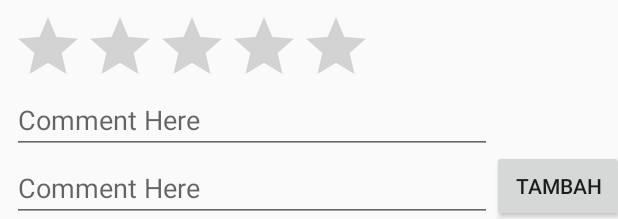
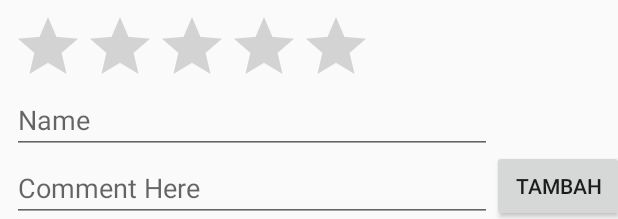
Before and after one commit to Gintinks/FIU, an Android app: the layout movie_comment.xml on its own in the app's theme, with its tools: preview values and no code run, on a phone screen of 412 x 824 dp. Shown: the part 1014-1233 px from the top of the screen. Run offline under Robolectric (Android 15) with nearby library versions, the phone set to English and light mode, and no system bars.

Commit message:
ANOTHER HALF STEP OUT OF HELL

```diff
--- a/app/src/main/java/com/example/proyekakhir/MainActivity.kt
+++ b/app/src/main/java/com/example/proyekakhir/MainActivity.kt
@@ -7,6 +7,7 @@ import android.widget.TextView
 import android.widget.Toast
 import androidx.recyclerview.widget.LinearLayoutManager
 import androidx.recyclerview.widget.RecyclerView
+import kotlinx.android.synthetic.main.description_movie.*
 
 class MainActivity : AppCompatActivity() {
     var movies: MutableList<movie2> = mutableListOf()
@@ -68,6 +69,11 @@ class MainActivity : AppCompatActivity() {
         initData()
         list.layoutManager = LinearLayoutManager(this)
         list.adapter = MovieAdapter(this, movies){
+            setContentView(R.layout.description_movie)
+            tv_title.setText(it.nama_movie)
+            tv_release_date.setText(it.release_date)
+            tv_rating.setText(it.rating)
+            tv_synopsis.setText(it.sinopsis_movie)
             val toast = Toast.makeText(applicationContext, it.nama_movie, Toast.LENGTH_SHORT)
             toast.show()
         }
--- a/app/src/main/res/layout/movie_comment.xml
+++ b/app/src/main/res/layout/movie_comment.xml
@@ -21,7 +21,7 @@
         android:layout_marginStart="8dp"
         android:layout_marginLeft="8dp"
         android:ems="15"
-        android:hint="Comment Here"
+        android:hint="Name"
         android:inputType="textPersonName"
         app:layout_constraintBottom_toTopOf=" @id/et_comment_movie"
         app:layout_constraintStart_toStartOf="parent" />
```
Also changed, not shown: app/src/main/res/layout/description_movie.xml (renamed from app/src/main/res/layout/activity_main.xml).
